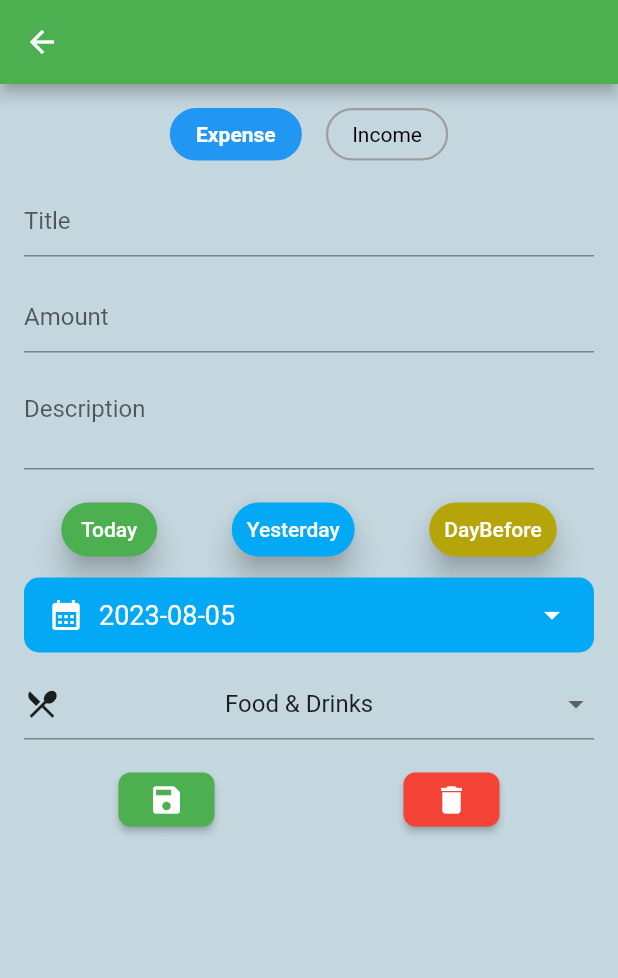
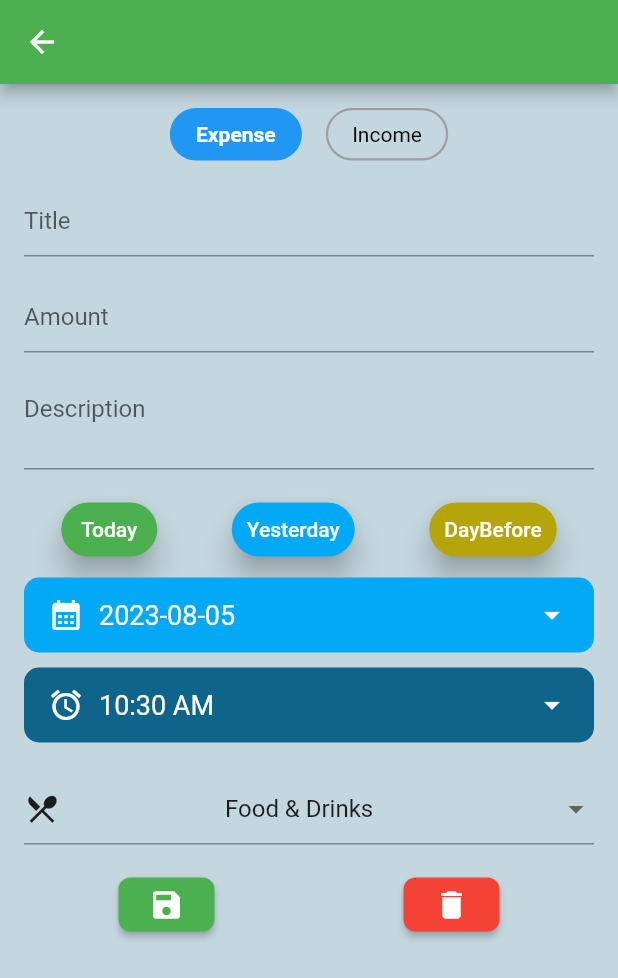
Before and after one commit to aryanPokharel/BudgetBuddy, a Flutter app: the AddTransaction screen opened by its route, on a phone screen of 412 x 824 dp. Shown: the top 978 px of the screen. Run offline on Flutter 3.47's test engine with Material 2 defaults, Android fonts, the phone set to English and light mode, and no system bars; our stand-ins replace carousel_slider, pie_chart, salomon_bottom_bar, sqflite; accounts and stored records are empty.

Commit message:
time added to transactions

```diff
--- a/lib/Db/DbHelper.dart
+++ b/lib/Db/DbHelper.dart
@@ -18,6 +18,7 @@ class DatabaseHelper {
   static const colRemarks = 'remarks';
   static const colDateTime = 'dateTime';
   static const colCategory = 'category';
+  static const colTime = 'time';
 
   // Make this a singleton class
   DatabaseHelper._privateConstructor();
@@ -76,10 +77,10 @@ class DatabaseHelper {
         $colId INTEGER PRIMARY KEY,
         $colType TEXT NOT NULL,
         $colTitle TEXT NOT NULL,
-
         $colAmount TEXT NOT NULL,
         $colRemarks TEXT,
         $colDateTime TEXT,
+        $colTime TEXT,
          $colCategory INTEGER NOT NULL, -- The new category column
         FOREIGN KEY ($colCategory) REFERENCES $tableCategories($colId) -- Establish a foreign key constraint
       )
--- a/lib/Screens/AddTransaction.dart
+++ b/lib/Screens/AddTransaction.dart
@@ -60,12 +60,10 @@ class _AddTransactionState extends State<AddTransaction> {
   }
 
   saveExpense(dynamic newExpense) {
-    // context.read<StateProvider>().setExpenseList(newExpense);
     context.read<StateProvider>().setTransactionList(newExpense);
   }
 
   saveIncome(dynamic newIncome) {
-    // context.read<StateProvider>().setIncomeList(newIncome);
     context.read<StateProvider>().setTransactionList(newIncome);
   }
 
@@ -79,7 +77,7 @@ class _AddTransactionState extends State<AddTransaction> {
   }
 
   dynamic selectedCategory;
-
+  TimeOfDay selectedTime = TimeOfDay.now();
   @override
   Widget build(BuildContext context) {
     var categoryList = Provider.of<StateProvider>(context).categoryList;
@@ -99,6 +97,20 @@ class _AddTransactionState extends State<AddTransaction> {
     DateTime dayBeforeYesterday = now.subtract(const Duration(days: 2));
 
     final formKey = GlobalKey<FormState>();
+
+    Future<void> _selectTime(BuildContext context) async {
+      final TimeOfDay? pickedTime = await showTimePicker(
+        context: context,
+        initialTime: selectedTime,
+      );
+
+      if (pickedTime != null && pickedTime != selectedTime) {
+        setState(() {
+          selectedTime = pickedTime;
+        });
+      }
+    }
+
     return Scaffold(
       backgroundColor: _transactionType == "Expense"
           ? const Color.fromARGB(255, 196, 214, 222)
@@ -183,6 +195,7 @@ class _AddTransactionState extends State<AddTransaction> {
                       onPressed: () {
                         setState(() {
                           selectedDate = now;
+                          selectedTime = TimeOfDay.now();
                         });
                       },
                       child: const Text(
@@ -205,6 +218,7 @@ class _AddTransactionState extends State<AddTransaction> {
                       onPressed: () {
                         setState(() {
                           selectedDate = yesterday;
+                          selectedTime = TimeOfDay.now();
                         });
                       },
                       child: const Text(
@@ -228,6 +242,7 @@ class _AddTransactionState extends State<AddTransaction> {
                       onPressed: () {
                         setState(() {
                           selectedDate = dayBeforeYesterday;
+                          selectedTime = TimeOfDay.now();
                         });
                       },
                       child: const Text(
@@ -277,6 +292,43 @@ class _AddTransactionState extends State<AddTransaction> {
                   ),
                 ),
                 const SizedBox(height: 10),
+                GestureDetector(
+                  onTap: () => _selectTime(context),
+                  child: Container(
+                    height: 50,
+                    decoration: BoxDecoration(
+                      color: const Color.fromARGB(255, 14, 100, 139),
+                      borderRadius: BorderRadius.circular(10),
+                    ),
+                    padding: const EdgeInsets.symmetric(horizontal: 16),
+                    child: Row(
+                      mainAxisAlignment: MainAxisAlignment.spaceBetween,
+                      children: [
+                        const Icon(
+                          Icons.alarm,
+                          color: Colors.white,
+                        ),
+                        const SizedBox(width: 10),
+                        Expanded(
+                          child: Text(
+                            selectedDate == null
+                                ? 'Please select time'
+                                : selectedTime.format(context),
+                            style: const TextStyle(
+                              fontSize: 18,
+                              color: Colors.white,
+                            ),
+                          ),
+                        ),
+                        const Icon(
+                          Icons.arrow_drop_down,
+                          color: Colors.white,
+                        ),
+                      ],
+                    ),
+                  ),
+                ),
+                const SizedBox(height: 20),
                 DropdownButtonFormField<dynamic>(
                   value: _transactionType == "Expense"
                       ? expenseCategories[0]
@@ -354,6 +406,7 @@ class _AddTransactionState extends State<AddTransaction> {
                             "remarks": description,
                             "amount": amount,
                             "dateTime": selectedDate.toString(),
+                            "time": selectedTime.toString(),
                             "category": selectedCategory,
                           };
 
@@ -371,8 +424,10 @@ class _AddTransactionState extends State<AddTransaction> {
                             "remarks": description,
                             "amount": amount,
                             "dateTime": selectedDate.toString(),
+                            "time": selectedTime.toString(),
                             "category": selectedCategory.toString(),
                           };
+
                           if (formKey.currentState!.validate()) {
                             saveIncome(newIncome);
                             sendSnackBar(context, "Income Added");
--- a/lib/StateManagement/states.dart
+++ b/lib/StateManagement/states.dart
@@ -103,6 +103,7 @@ class StateProvider with ChangeNotifier {
         "amount": tran[DatabaseHelper.colAmount],
         "remarks": tran[DatabaseHelper.colRemarks],
         "dateTime": tran[DatabaseHelper.colDateTime],
+        "time": tran[DatabaseHelper.colTime],
         "category": tran[DatabaseHelper.colCategory],
       };
       _transactionList.add(newTransaction);
@@ -122,8 +123,10 @@ class StateProvider with ChangeNotifier {
       DatabaseHelper.colAmount: newTransaction['amount'],
       DatabaseHelper.colRemarks: newTransaction['remarks'],
       DatabaseHelper.colDateTime: newTransaction['dateTime'],
+      DatabaseHelper.colTime: newTransaction['time'],
       DatabaseHelper.colCategory: newTransaction['category'],
     };
+
     await dbHelper.insertTransaction(transaction);
     getTransactionsFromDb();
   }
```
Also changed, not shown: lib/Constants/FormatTimeOfDay.dart (added, +25 -0 lines), lib/Screens/Expenses.dart (+9 -3 lines).
